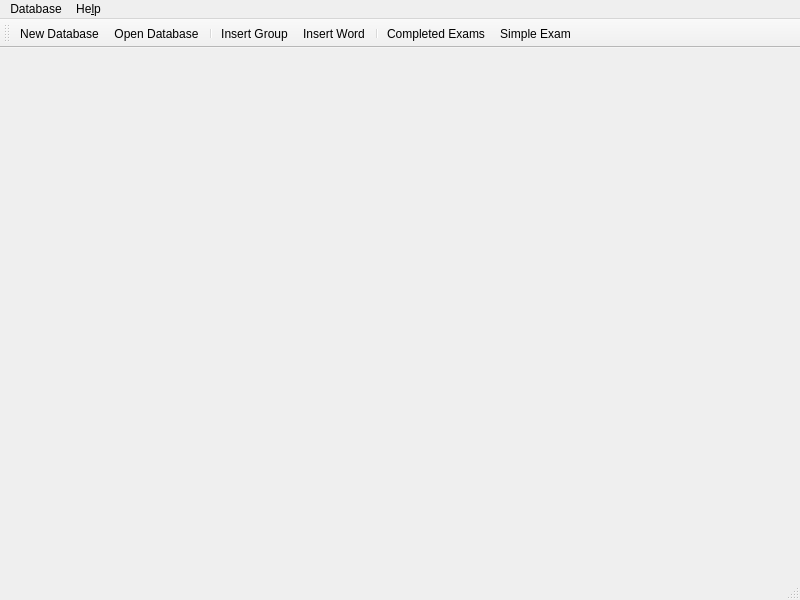
Above: Forms/MainWindow.ui from iatanasov77/qvocabulary before the change. Below: the same form after it.
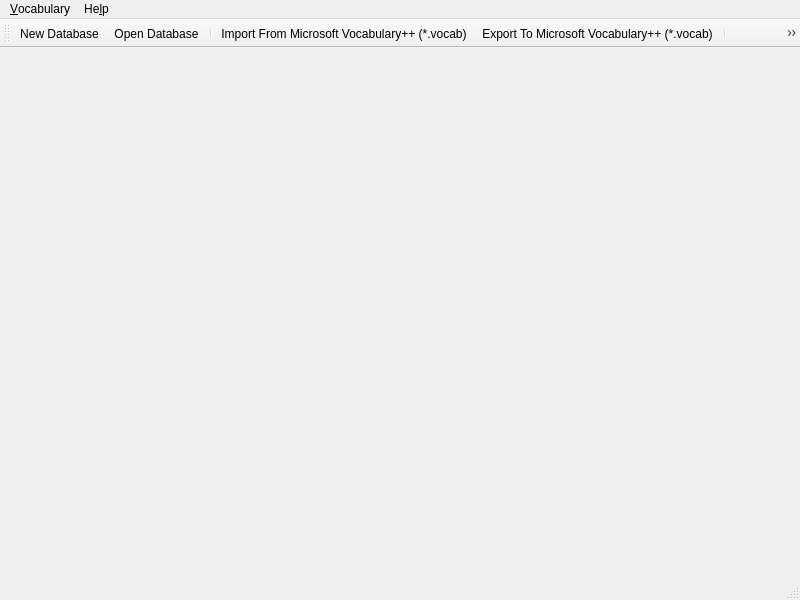
That is the form after the change.

```diff
--- a/Forms/MainWindow.ui
+++ b/Forms/MainWindow.ui
@@ -39,7 +39,7 @@
    </property>
    <widget class="QMenu" name="menuDatabase">
     <property name="title">
-     <string>Database</string>
+     <string>&amp;Vocabulary</string>
     </property>
     <widget class="QMenu" name="menu_Open_Database_Recent">
      <property name="title">
@@ -102,6 +102,9 @@
    <addaction name="actionNew_DB"/>
    <addaction name="actionOpen_DB"/>
    <addaction name="separator"/>
+   <addaction name="actionImportMicrosoftVocabulary"/>
+   <addaction name="actionExportMicrosoftVocabulary"/>
+   <addaction name="separator"/>
    <addaction name="actionInsertGroup"/>
    <addaction name="actionInsertWord"/>
    <addaction name="separator"/>
@@ -207,7 +210,7 @@
   </action>
   <action name="actionCompletedExams">
    <property name="text">
-    <string>Completed Exams</string>
+    <string>&amp;Completed Exams</string>
    </property>
   </action>
  </widget>
```
